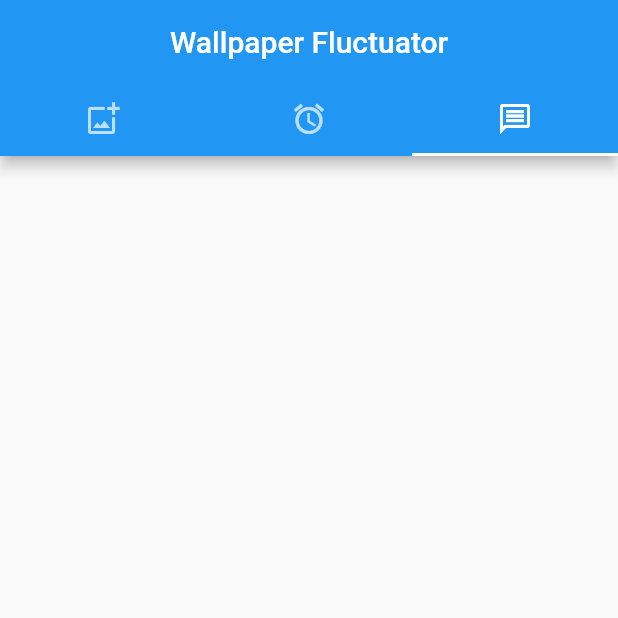
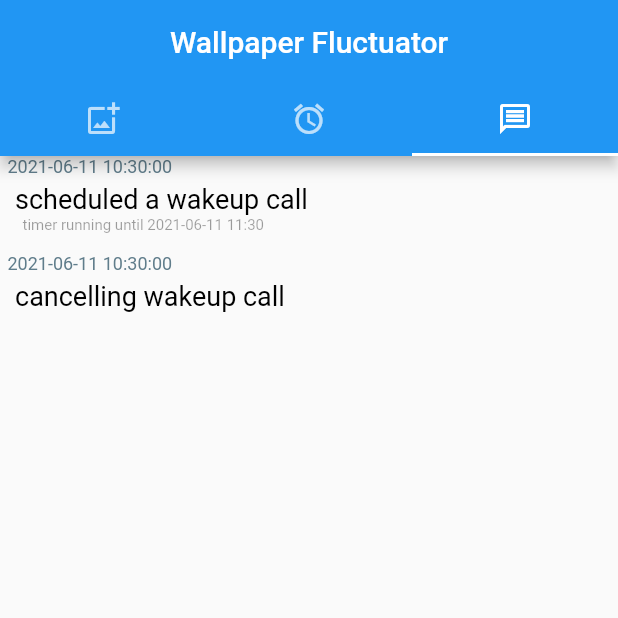
Before and after one commit to dvdhncck/sheepskin-hold, a Flutter app: the screen it shows after launch, tab 3 chosen, on a phone screen of 412 x 824 dp, the top half of it. Run offline on Flutter 3.47's test engine with Material 2 defaults, Android fonts, the phone set to English and light mode, and no system bars; our stand-ins replace shared_preferences; missing offline and left inert: wallpaper_manager.

Commit message:
using Timer() instead - it is easier to cancel Isolates not in play in this version. Icon made more thicker

```diff
--- a/lib/debug_helper.dart
+++ b/lib/debug_helper.dart
@@ -23,7 +23,6 @@
 class _DebugTabState extends State<DebugTab> {
   @override
   Widget build(BuildContext context) {
-    print("_DebugTabState.build()");
 
     var buttonBar = Container(
         child: Padding(
@@ -57,7 +56,7 @@
     if (widget.sheepSkin.logEntryList != null) {
       for (var logEntry in widget.sheepSkin.logEntryList.reversed) {
         entries.add(Container(
-            height:18,
+            height: 18,
             child: RichText(
                 textAlign: TextAlign.start,
                 text: TextSpan(
@@ -65,22 +64,35 @@
                     style:
                         TextStyle(fontSize: 12.0, color: Colors.blueGrey)))));
         entries.add(Container(
-            margin: EdgeInsets.only(bottom:10),
-            height:22,
+            height: 22,
+            margin: EdgeInsets.only(left: 5),
             child: RichText(
                 textAlign: TextAlign.start,
                 text: TextSpan(
                     text: logEntry.message + '\n',
                     style: TextStyle(fontSize: 18.0, color: Colors.black)))));
+        if (logEntry.details != null) {
+          entries.add(Container(
+              margin: EdgeInsets.only(left:10, bottom: 10),
+              height: 15,
+              child: RichText(
+                  textAlign: TextAlign.start,
+                  text: TextSpan(
+                      text: logEntry.details + '\n',
+                      style:
+                          TextStyle(fontSize: 10.0, color: Colors.black38)))));
+        }
       }
     }
 
-    Widget messageView = ListView(children: entries);
+    Widget messageView = Container(
+        margin: EdgeInsets.only(left: 5),
+        child: ListView(children: entries));
 
     return Column(
-            mainAxisAlignment: MainAxisAlignment.start,
-            crossAxisAlignment: CrossAxisAlignment.start,
-            children: [/*buttonBar,*/ Expanded(child:messageView)]);
+        mainAxisAlignment: MainAxisAlignment.start,
+        crossAxisAlignment: CrossAxisAlignment.start,
+        children: [/*buttonBar,*/ Expanded(child: messageView)]);
   }
 
   List<String> words = [
--- a/lib/folder_picker.dart
+++ b/lib/folder_picker.dart
@@ -27,7 +27,6 @@
 
   Widget build(BuildContext context) {
     var columnWidth = MediaQuery.of(context).size.width;
-    print("col is $columnWidth");
 
     var folders =
         Column(crossAxisAlignment: CrossAxisAlignment.start, children: [
--- a/lib/gui_parts.dart
+++ b/lib/gui_parts.dart
@@ -160,7 +160,7 @@
         child: TextButton(
           child: Text(item.label(),
               textAlign: TextAlign.center,
-              textScaleFactor: 0.9,
+              textScaleFactor: 1.25,
               style: getTextStyle(item == selected)),
           onPressed: () => {setter(item)}),
       );
--- a/lib/message_log.dart
+++ b/lib/message_log.dart
@@ -5,16 +5,18 @@
 class LogMessage {
   String timestamp;
   String message;
+  String details;
 
-  LogMessage(this.timestamp, this.message);
+  LogMessage(this.timestamp, this.message, this.details);
 
   static List<LogMessage> retrieveFrom(SharedPreferences sharedPreferences) {
     List<LogMessage> result = [];
+    List<String> details = sharedPreferences.getStringList("logDetails");
     List<String> messages = sharedPreferences.getStringList("logMessages");
     List<String> timestamps = sharedPreferences.getStringList("logTimestamps");
-    if (messages != null && timestamps != null) {
+    if (details != null && messages != null && timestamps != null) {
       for (int i = 0; i < messages.length; i++) {
-        result.add(LogMessage(timestamps[i], messages[i]));
+        result.add(LogMessage(timestamps[i], messages[i], details[i]));
       }
     }
     return result;
@@ -22,12 +24,15 @@
 
   static void persistTo(
       List<LogMessage> list, SharedPreferences sharedPreferences) {
+    List<String> details = [];
     List<String> messages = [];
     List<String> timestamps = [];
     for (int i = 0; i < list.length; i++) {
+      details.add(list[i].message);
       messages.add(list[i].message);
       timestamps.add(list[i].timestamp);
     }
+    sharedPreferences.setStringList("logDetails", details);
     sharedPreferences.setStringList("logMessages", messages);
     sharedPreferences.setStringList("logTimestamps", timestamps);
   }
--- a/lib/model.dart
+++ b/lib/model.dart
@@ -1,5 +1,6 @@
 // @dart=2.9
 
+import 'package:sheepskin/sheepskin.dart';
 import 'package:wallpaper_manager/wallpaper_manager.dart';
 
 abstract class ListyEnum {
@@ -70,14 +71,20 @@
 
   const TimeUnit(this.duration);
 
-  //static const SECONDS = TimeUnit(Duration(seconds: 1));
+  static const SECONDS = TimeUnit(Duration(seconds: 1));
   static const MINUTES = TimeUnit(Duration(minutes: 1));
   static const HOURS = TimeUnit(Duration(hours: 1));
   static const DAYS = TimeUnit(Duration(days: 1));
   static const WEEKS = TimeUnit(Duration(days: 7));
 
-  static const labelMap = {
-    //TimeUnit.SECONDS: 'seconds',
+  static const _partialLabelMap = {
+    TimeUnit.MINUTES: 'minutes',
+    TimeUnit.HOURS: 'hours',
+    TimeUnit.DAYS: 'days',
+    TimeUnit.WEEKS: 'weeks',
+  };
+  static const _fullLabelMap = {
+    TimeUnit.SECONDS: 'seconds',
     TimeUnit.MINUTES: 'minutes',
     TimeUnit.HOURS: 'hours',
     TimeUnit.DAYS: 'days',
@@ -85,7 +92,7 @@
   };
 
   static const durationMap = {
-    //TimeUnit.SECONDS: Duration(seconds: 1),
+    TimeUnit.SECONDS: Duration(seconds: 1),
     TimeUnit.MINUTES: Duration(minutes: 1),
     TimeUnit.HOURS: Duration(hours: 1),
     TimeUnit.DAYS: Duration(days: 1),
@@ -93,15 +100,15 @@
   };
 
   static Iterable<TimeUnit> iterable() {
-    return labelMap.keys;
+    return SheepSkin.ALLOW_SECONDS ? _fullLabelMap.keys : _partialLabelMap.keys;
   }
 
   static TimeUnit from(String label) {
-    return labelMap.keys.firstWhere((k) => labelMap[k] == label);
+    return _fullLabelMap.keys.firstWhere((k) => _fullLabelMap[k] == label);
   }
 
   String label() {
-    return labelMap[this];
+    return _fullLabelMap[this];
   }
 }
 
--- a/lib/mr_background.dart
+++ b/lib/mr_background.dart
@@ -1,42 +1,56 @@
 // @dart=2.9
 
-import 'package:sheepskin/model.dart';
+import 'dart:async';
+
 import 'package:sheepskin/sheepskin.dart';
 import 'package:sheepskin/wallpaperer.dart';
 
 class MrBackground {
   DateTime timeForNextUpdate;
-  int frequencyInSeconds;
 
   Wallpaperer wallpaperer;
   SheepSkin sheepSkin;
 
-  MrBackground(this.sheepSkin, this.wallpaperer, this.frequencyInSeconds);
+  MrBackground(this.sheepSkin, this.wallpaperer);
+
+  Timer timer;
 
   void beginBackgroundCheck() async {
-    doBackgroundCheck();
+    chooseTheTimeForNextUpdate();
   }
 
   void doBackgroundCheck() {
-    sheepSkin.log('heartbeat','expected every $frequencyInSeconds');
-
+    timer = null;
     if (timeForNextUpdate != null) {
       if (DateTime.now().isAfter(timeForNextUpdate)) {
-        sheepSkin.log('time for a change','');
         wallpaperer.changeWallpaper(sheepSkin.notifyUi);
-        chooseTheTimeForNextUpdate();
-        sheepSkin.notifyUi();
+      } else {
+        sheepSkin.log('too soon', 'timer seems to have fired too early');
       }
+    } else {
+      sheepSkin.log('wonky data', 'timeForNextUpdate is not set');
     }
-
-    Future.delayed(Duration(seconds: frequencyInSeconds), doBackgroundCheck);
+    chooseTheTimeForNextUpdate();
   }
 
   void chooseTheTimeForNextUpdate() {
     int count = sheepSkin.getTimeValue().value;
     Duration duration = sheepSkin.getTimeUnit().duration;
 
-    timeForNextUpdate = DateTime.now().add(duration * count);
+    var pauseForEffect = duration * count;
+
+    timeForNextUpdate = DateTime.now().add(pauseForEffect);
+
+    if (timer != null) {
+      sheepSkin.log('cancelling wakeup call','');
+      timer.cancel();
+    }
+
+    timer = new Timer(
+        pauseForEffect + Duration(milliseconds: 100), doBackgroundCheck);
+
+    sheepSkin.log('scheduled a wakeup call',
+        'timer running until ${sheepSkin.getNextChangeAsText()}');
 
     sheepSkin.notifyTimeOfNextWallpaperChange(timeForNextUpdate);
   }
--- a/lib/scheduler_options.dart
+++ b/lib/scheduler_options.dart
@@ -22,7 +22,6 @@
 
   Widget build(BuildContext context) {
     columnWidth = MediaQuery.of(context).size.width;
-    print("col is $columnWidth");
 
     var lastUpdated =
         Column(crossAxisAlignment: CrossAxisAlignment.start, children: [
@@ -66,7 +65,7 @@
                   TimeUnit.iterable(),
                   widget.sheepSkin.getTimeUnit(),
                   columnWidth,
-                  4,
+                  TimeUnit.iterable().length,
                   (unit) => widget.sheepSkin.setTimeUnit(unit)))
         ]),
         constraints:
--- a/lib/wallpaperer.dart
+++ b/lib/wallpaperer.dart
@@ -43,7 +43,7 @@
               wallpapers[0].path, _sheepSkin.getDestination().location());
         }
         // Signal unbridled Joy
-        _sheepSkin.log('change happened', _sheepSkin.getDestination().label());
+        _sheepSkin.log('wallpaper changed', _sheepSkin.getDestination().label());
         _sheepSkin.notifyWallpaperChangeHasHappened();
         onDone();
       } on PlatformException catch (e) {
--- a/pubspec.yaml
+++ b/pubspec.yaml
@@ -48,7 +48,7 @@
 flutter_icons:
   android: "launcher_icon"
   ios: false
-  image_path: "assets/sheep.jpg"
+  image_path: "assets/thick-sheep.jpg"
 
 # For information on the generic Dart part of this file, see the
 # following page: https://dart.dev/tools/pub/pubspec
```
Also changed, not shown: lib/sheepskin.dart (+15 -11 lines), assets/thick-sheep.jpg (added), 6 other files.
